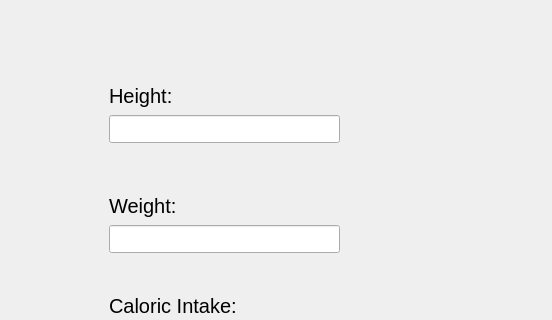
The window that code/newuser.ui (amroomargit/Forge) describes before a commit, drawn with Qt 5; both pictures show x 651 to 1203 and y 135 to 455 of the 1203 by 721 pixel window.
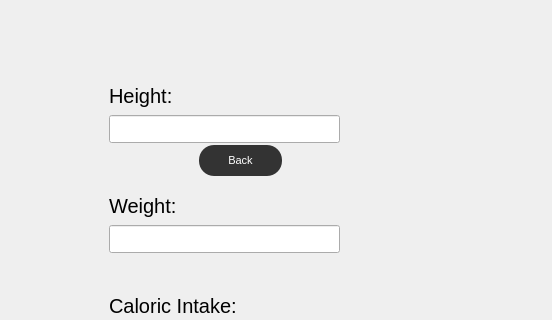
The same window after the commit. Icons and pictures are not drawn.

What changed in the file:
```diff
--- a/code/newuser.ui
+++ b/code/newuser.ui
@@ -235,6 +235,37 @@
      <string>Back</string>
     </property>
    </widget>
+   <widget class="QPushButton" name="backButton_2">
+    <property name="geometry">
+     <rect>
+      <x>850</x>
+      <y>280</y>
+      <width>83</width>
+      <height>31</height>
+     </rect>
+    </property>
+    <property name="font">
+     <font>
+      <pointsize>8</pointsize>
+     </font>
+    </property>
+    <property name="styleSheet">
+     <string notr="true">QPushButton {
+background-color: #333333;
+color: white;
+border-radius: 15px;
+padding: 10px 20px;
+}
+
+QPushButton:hover {
+     background-color: #bababa;
+color: black;
+}</string>
+    </property>
+    <property name="text">
+     <string>Back</string>
+    </property>
+   </widget>
   </widget>
   <widget class="QMenuBar" name="menubar">
    <property name="geometry">
```
